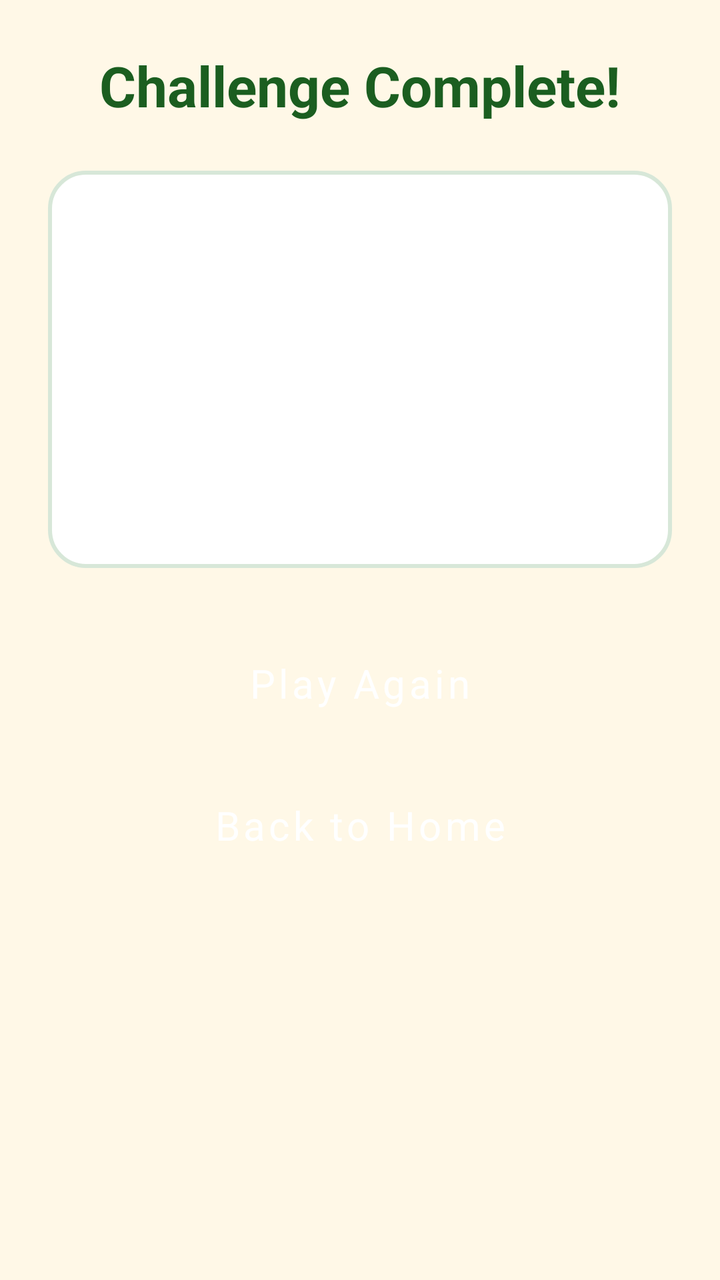
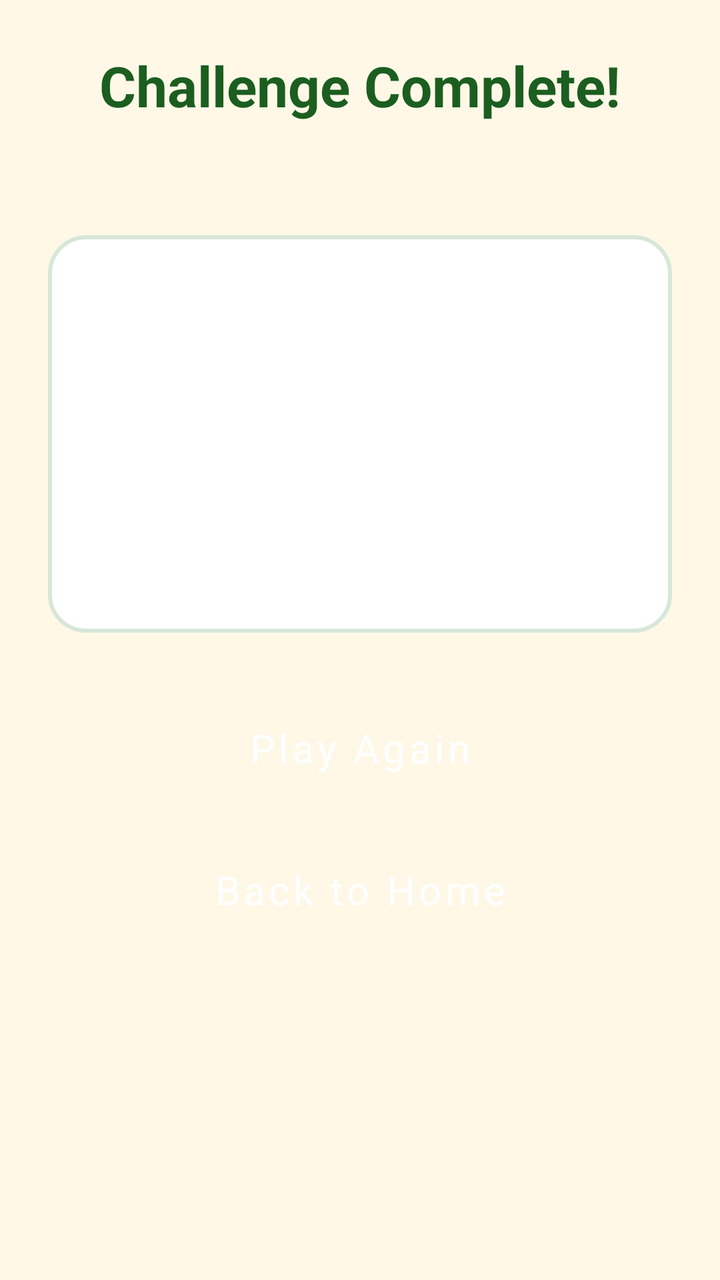

Two renders of the same Android screen: before a commit and after it. Below are the layout's source before the change and the commit's diff.
<!-- AndroidManifest.xml: application theme Theme.HealthyBiteQuest -->
<!-- res/layout/activity_result.xml -->
<?xml version="1.0" encoding="utf-8"?>
<ScrollView xmlns:android="http://schemas.android.com/apk/res/android"
    android:layout_width="match_parent"
    android:layout_height="match_parent"
    android:background="@color/cream"
    android:fillViewport="true">

    <LinearLayout
        android:layout_width="match_parent"
        android:layout_height="wrap_content"
        android:gravity="center_horizontal"
        android:orientation="vertical"
        android:padding="24dp">

        <TextView
            android:layout_width="match_parent"
            android:layout_height="wrap_content"
            android:gravity="center"
            android:text="@string/challenge_complete"
            android:textAppearance="@style/Text.Title" />

        <LinearLayout
            android:layout_width="match_parent"
            android:layout_height="wrap_content"
            android:layout_marginTop="24dp"
            android:background="@drawable/bg_card"
            android:orientation="vertical"
            android:padding="16dp">

            <TextView
                android:id="@+id/textResultScore"
                android:layout_width="match_parent"
                android:layout_height="wrap_content"
                android:textAppearance="@style/Text.Body"
                android:textSize="22sp"
                android:textStyle="bold" />

            <TextView
                android:id="@+id/textResultCorrect"
                android:layout_width="match_parent"
                android:layout_height="wrap_content"
                android:layout_marginTop="8dp"
                android:textAppearance="@style/Text.Body" />

            <TextView
                android:id="@+id/textResultAccuracy"
                android:layout_width="match_parent"
                android:layout_height="wrap_content"
                android:layout_marginTop="8dp"
                android:textAppearance="@style/Text.Body" />

            <TextView
                android:id="@+id/textResultBadge"
                android:layout_width="match_parent"
                android:layout_height="wrap_content"
                android:layout_marginTop="12dp"
                android:textAppearance="@style/Text.Body"
                android:textStyle="bold" />

            <TextView
                android:id="@+id/textResultMessage"
                android:layout_width="match_parent"
                android:layout_height="wrap_content"
                android:layout_marginTop="12dp"
                android:textAppearance="@style/Text.Body" />
        </LinearLayout>

        <Button
            android:id="@+id/buttonPlayAgain"
            style="@style/Widget.HealthyBiteQuest.Button"
            android:layout_width="match_parent"
            android:layout_height="wrap_content"
            android:layout_marginTop="28dp"
            android:text="@string/play_again" />

        <Button
            android:id="@+id/buttonBackHome"
            style="@style/Widget.HealthyBiteQuest.Button"
            android:layout_width="match_parent"
            android:layout_height="wrap_content"
            android:layout_marginTop="12dp"
            android:backgroundTint="@color/sunny_orange"
            android:text="@string/back_to_home" />
    </LinearLayout>
</ScrollView>
<!-- resources referenced by this layout -->
<resources>
  <color name="cream">#FFF8E7</color>
  <color name="sunny_orange">#EF6C00</color>
  <!-- drawable bg_card (drawable) -->
  <?xml version="1.0" encoding="utf-8"?>
  <shape xmlns:android="http://schemas.android.com/apk/res/android"
      android:shape="rectangle">
      <solid android:color="@color/card_white" />
      <corners android:radius="18dp" />
      <stroke
          android:width="2dp"
          android:color="#D7E7D8" />
  </shape>
  <string name="back_to_home">Back to Home</string>
  <string name="challenge_complete">Challenge Complete!</string>
  <string name="play_again">Play Again</string>
  <style name="Text.Body" parent="TextAppearance.MaterialComponents.Body1">
          <item name="android:textColor">@color/text_primary</item>
          <item name="android:textSize">18sp</item>
      </style>
  <style name="Text.Title" parent="TextAppearance.MaterialComponents.Headline5">
          <item name="android:textColor">@color/leaf_green_dark</item>
          <item name="android:textStyle">bold</item>
          <item name="android:textSize">28sp</item>
      </style>
  <style name="Widget.HealthyBiteQuest.Button" parent="Widget.MaterialComponents.Button">
          <item name="android:textAllCaps">false</item>
          <item name="android:textSize">20sp</item>
          <item name="android:padding">16dp</item>
          <item name="cornerRadius">18dp</item>
      </style>
  <style name="Theme.HealthyBiteQuest" parent="Theme.MaterialComponents.DayNight.NoActionBar">
          <item name="colorPrimary">@color/leaf_green</item>
          <item name="colorPrimaryVariant">@color/leaf_green_dark</item>
          <item name="colorOnPrimary">@color/button_text</item>
          <item name="colorSecondary">@color/sunny_orange</item>
          <item name="android:statusBarColor">@color/leaf_green_dark</item>
          <item name="android:windowBackground">@color/cream</item>
          <item name="android:fontFamily">sans-serif</item>
      </style>
  <color name="card_white">#FFFFFF</color>
  <color name="text_primary">#1B3A1C</color>
  <color name="leaf_green_dark">#1B5E20</color>
  <color name="leaf_green">#2E7D32</color>
  <color name="button_text">#FFFFFF</color>
</resources>

<!-- the commit's change to res/layout/activity_result.xml (unified diff, before → after) -->
@@ -18,6 +18,15 @@
             android:gravity="center"
             android:text="@string/challenge_complete"
             android:textAppearance="@style/Text.Title" />
+
+        <TextView
+            android:id="@+id/textResultPlayerName"
+            android:layout_width="match_parent"
+            android:layout_height="wrap_content"
+            android:layout_marginTop="8dp"
+            android:gravity="center"
+            android:textAppearance="@style/Text.Body"
+            android:textStyle="bold" />
 
         <LinearLayout
             android:layout_width="match_parent"
